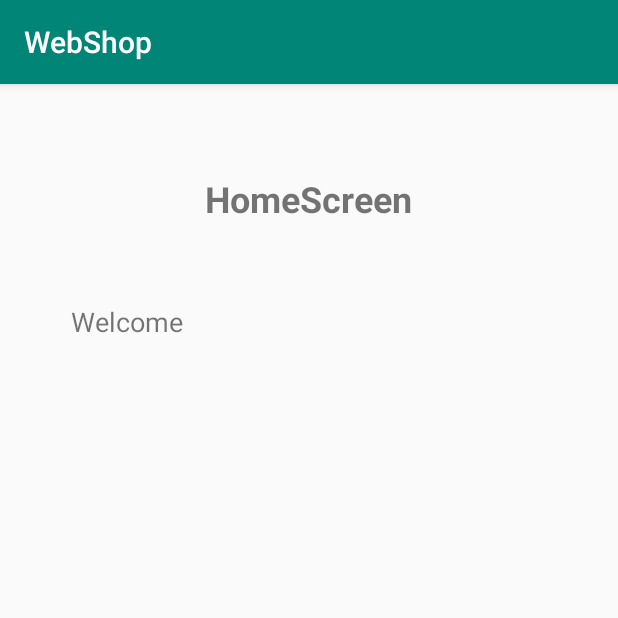
After one commit to Bigjoga/WebShop, an Android app: the HomeScreen screen opened directly, with no data from a screen before it, on a phone screen of 412 x 824 dp, the top half of it. The commit adds this screen. Run offline under Robolectric (Android 15) with nearby library versions, the phone set to English and light mode, and no system bars; 1 statement that could not run was skipped.

Commit message:
added home page, and fixed login

```diff
--- a/app/build.gradle
+++ b/app/build.gradle
@@ -22,6 +22,7 @@ dependencies {
     implementation fileTree(dir: 'libs', include: ['*.jar'])
     implementation 'com.android.support:appcompat-v7:28.0.0'
     implementation 'com.android.support.constraint:constraint-layout:1.1.3'
+    implementation 'com.android.support:design:28.0.0'
     testImplementation 'junit:junit:4.12'
     androidTestImplementation 'com.android.support.test:runner:1.0.2'
     androidTestImplementation 'com.android.support.test.espresso:espresso-core:3.0.2'
--- /dev/null
+++ b/app/src/main/java/com/ftn/webshop/Activity/HomeScreen.java
@@ -0,0 +1,25 @@
+package com.ftn.webshop.Activity;
+
+import android.content.Intent;
+import android.os.Bundle;
+import android.support.v7.app.AppCompatActivity;
+import android.widget.TextView;
+
+import com.ftn.webshop.R;
+import com.ftn.webshop.models.User;
+
+public class HomeScreen extends AppCompatActivity {
+
+    TextView user;
+    @Override
+    protected void onCreate(Bundle savedInstanceState) {
+        super.onCreate(savedInstanceState);
+        setContentView(R.layout.home_screen);
+
+        Intent intent=getIntent();
+        User u=(User)intent.getSerializableExtra("user");
+        user=findViewById(R.id.usertext);
+        user.setText(user.getText()+ " " + u.getName()+ " " + u.getSurname());
+
+    }
+}
--- /dev/null
+++ b/app/src/main/res/layout/home_screen.xml
@@ -0,0 +1,38 @@
+<?xml version="1.0" encoding="utf-8"?>
+<android.support.constraint.ConstraintLayout xmlns:android="http://schemas.android.com/apk/res/android"
+    xmlns:app="http://schemas.android.com/apk/res-auto"
+    xmlns:tools="http://schemas.android.com/tools"
+    android:layout_width="match_parent"
+    android:layout_height="match_parent"
+    tools:context=".Activity.HomeScreen">
+
+    <TextView
+        android:id="@+id/title"
+        android:layout_width="236dp"
+        android:layout_height="46dp"
+        android:layout_marginStart="8dp"
+        android:layout_marginTop="60dp"
+        android:layout_marginEnd="8dp"
+        android:text="HomeScreen"
+        android:textAlignment="center"
+        android:textSize="24sp"
+        android:textStyle="bold"
+        app:layout_constraintEnd_toEndOf="parent"
+        app:layout_constraintHorizontal_bias="0.496"
+        app:layout_constraintStart_toStartOf="parent"
+        app:layout_constraintTop_toTopOf="parent" />
+
+    <TextView
+        android:id="@+id/usertext"
+        android:layout_width="318dp"
+        android:layout_height="26dp"
+        android:layout_marginStart="8dp"
+        android:layout_marginTop="40dp"
+        android:layout_marginEnd="8dp"
+        android:text="Welcome"
+        android:textAlignment="textStart"
+        android:textSize="18sp"
+        app:layout_constraintEnd_toEndOf="parent"
+        app:layout_constraintStart_toStartOf="parent"
+        app:layout_constraintTop_toBottomOf="@+id/title" />
+</android.support.constraint.ConstraintLayout>
--- /dev/null
+++ b/app/src/main/res/values/dimens.xml
@@ -0,0 +1,5 @@
+<resources>
+    <!-- Default screen margins, per the Android Design guidelines. -->
+    <dimen name="activity_horizontal_margin">16dp</dimen>
+    <dimen name="activity_vertical_margin">16dp</dimen>
+</resources>
```
Also changed, not shown: app/src/main/AndroidManifest.xml (+6 -7 lines), app/src/main/java/com/ftn/webshop/Controller/Login.java (+10 -2 lines), app/src/main/java/com/ftn/webshop/databaseHelper/DatabaseHelper.java (+9 -3 lines), app/src/main/java/com/ftn/webshop/models/User.java (+15 -1 lines), app/src/main/res/values/strings.xml (+13 -0 lines), 1 other file.
